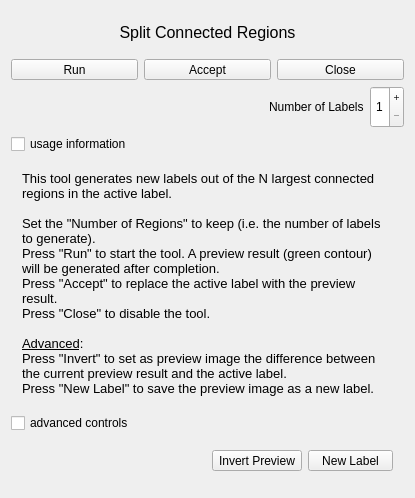
Before: the Qt Designer form Modules/SegmentationUI/Qmitk/QmitkSplitConnectedRegionsTool3DGUIControls.ui in MITK/MITK, drawn with Qt 5.
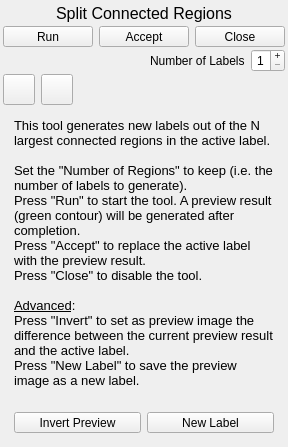
After: the same form once the commit is applied. Icons and pictures are not drawn.

Commit message:
added tool buttons for help and advanced tools
fixed some layouts by removing vertical spacers

What changed in the file:
```diff
--- a/Modules/SegmentationUI/Qmitk/QmitkSplitConnectedRegionsTool3DGUIControls.ui
+++ b/Modules/SegmentationUI/Qmitk/QmitkSplitConnectedRegionsTool3DGUIControls.ui
@@ -6,8 +6,8 @@
    <rect>
     <x>0</x>
     <y>0</y>
-    <width>415</width>
-    <height>498</height>
+    <width>288</width>
+    <height>447</height>
    </rect>
   </property>
   <property name="sizePolicy">
@@ -29,6 +29,12 @@
    <string/>
   </property>
   <layout class="QVBoxLayout" name="verticalLayout_2">
+   <property name="spacing">
+    <number>2</number>
+   </property>
+   <property name="margin">
+    <number>3</number>
+   </property>
    <item>
     <widget class="QLabel" name="label">
      <property name="font">
@@ -239,11 +245,61 @@
     </layout>
    </item>
    <item>
-    <widget class="QCheckBox" name="m_cbShowInformation">
-     <property name="text">
-      <string>usage information</string>
-     </property>
-    </widget>
+    <layout class="QHBoxLayout" name="horizontalLayout_5">
+     <item>
+      <widget class="QToolButton" name="m_pbShowInformation">
+       <property name="text">
+        <string/>
+       </property>
+       <property name="icon">
+        <iconset resource="../resources/SegmentationUI.qrc">
+         <normaloff>:/Qmitk/Help_48x48.png</normaloff>:/Qmitk/Help_48x48.png</iconset>
+       </property>
+       <property name="iconSize">
+        <size>
+         <width>24</width>
+         <height>24</height>
+        </size>
+       </property>
+       <property name="checkable">
+        <bool>true</bool>
+       </property>
+      </widget>
+     </item>
+     <item>
+      <widget class="QToolButton" name="m_pbShowAdvancedTools">
+       <property name="text">
+        <string/>
+       </property>
+       <property name="icon">
+        <iconset resource="../resources/SegmentationUI.qrc">
+         <normaloff>:/Qmitk/AdvancedTools.png</normaloff>:/Qmitk/AdvancedTools.png</iconset>
+       </property>
+       <property name="iconSize">
+        <size>
+         <width>24</width>
+         <height>24</height>
+        </size>
+       </property>
+       <property name="checkable">
+        <bool>true</bool>
+       </property>
+      </widget>
+     </item>
+     <item>
+      <spacer name="horizontalSpacer_3">
+       <property name="orientation">
+        <enum>Qt::Horizontal</enum>
+       </property>
+       <property name="sizeHint" stdset="0">
+        <size>
+         <width>40</width>
+         <height>20</height>
+        </size>
+       </property>
+      </spacer>
+     </item>
+    </layout>
    </item>
    <item>
     <widget class="QWidget" name="m_InformationWidget" native="true">
@@ -283,38 +339,18 @@
      </layout>
     </widget>
    </item>
-   <item>
-    <widget class="QCheckBox" name="m_cbShowAdvancedControls">
-     <property name="text">
-      <string>advanced controls</string>
-     </property>
-    </widget>
-   </item>
    <item>
     <widget class="QWidget" name="m_AdvancedControlsWidget" native="true">
      <layout class="QVBoxLayout" name="verticalLayout">
       <item>
        <layout class="QHBoxLayout" name="horizontalLayout_4">
-        <item>
-         <spacer name="horizontalSpacer">
-          <property name="orientation">
-           <enum>Qt::Horizontal</enum>
-          </property>
-          <property name="sizeHint" stdset="0">
-           <size>
-            <width>40</width>
-            <height>20</height>
-           </size>
-          </property>
-         </spacer>
-        </item>
         <item>
          <widget class="QToolButton" name="m_pbInvertPreview">
           <property name="enabled">
            <bool>true</bool>
           </property>
           <property name="sizePolicy">
-           <sizepolicy hsizetype="Minimum" vsizetype="Fixed">
+           <sizepolicy hsizetype="MinimumExpanding" vsizetype="Fixed">
             <horstretch>0</horstretch>
             <verstretch>0</verstretch>
            </sizepolicy>
@@ -361,7 +397,7 @@
            <bool>true</bool>
           </property>
           <property name="sizePolicy">
-           <sizepolicy hsizetype="Minimum" vsizetype="Fixed">
+           <sizepolicy hsizetype="MinimumExpanding" vsizetype="Fixed">
             <horstretch>0</horstretch>
             <verstretch>0</verstretch>
            </sizepolicy>
@@ -407,22 +443,6 @@
      </layout>
     </widget>
    </item>
-   <item>
-    <spacer name="verticalSpacer">
-     <property name="orientation">
-      <enum>Qt::Vertical</enum>
-     </property>
-     <property name="sizeType">
-      <enum>QSizePolicy::Preferred</enum>
-     </property>
-     <property name="sizeHint" stdset="0">
-      <size>
-       <width>20</width>
-       <height>5</height>
-      </size>
-     </property>
-    </spacer>
-   </item>
   </layout>
  </widget>
  <layoutdefault spacing="6" margin="11"/>
```
The commit also changes 32 other files.
